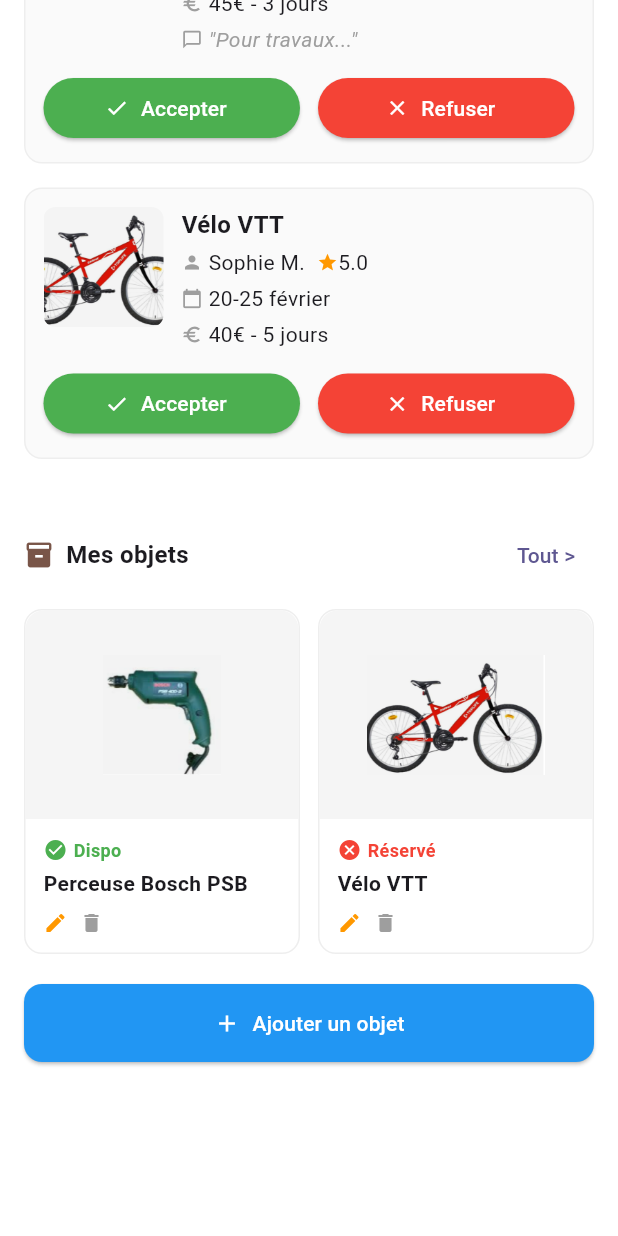
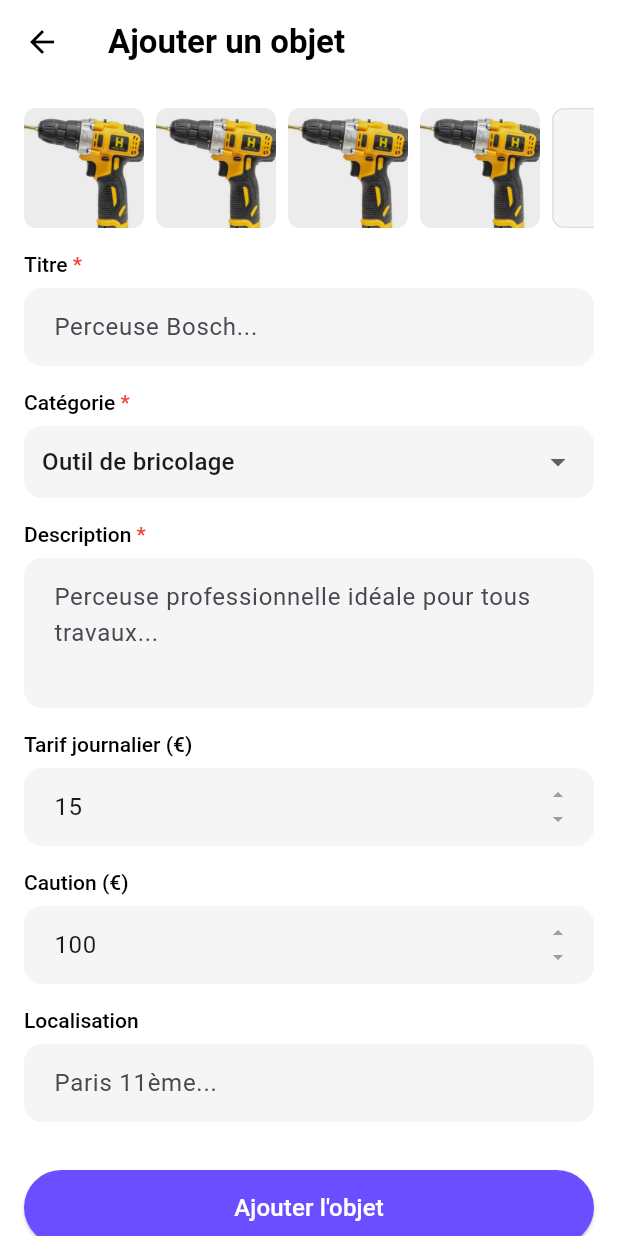
Before and after one commit to montassar2002/devmob-echange, a Flutter app: the OwnerDashboard screen opened directly, scrolled down 362 dp, after a tap on "Ajouter un objet", on a phone screen of 412 x 824 dp. Run offline on Flutter 3.47's test engine with Material 3 defaults, Android fonts, the phone set to English and light mode, and no system bars; our stand-ins replace firebase_core; accounts and stored records are empty.

Commit message:
feat(item): add create item form with image picker, category dropdown and validation

```diff
--- /dev/null
+++ b/lib/views/item/add_item_page.dart
@@ -0,0 +1,296 @@
+import 'package:flutter/material.dart';
+import '../../widgets/custom_button.dart';
+
+class AddItemPage extends StatefulWidget {
+  const AddItemPage({super.key});
+
+  @override
+  State<AddItemPage> createState() => _AddItemPageState();
+}
+
+class _AddItemPageState extends State<AddItemPage> {
+  final _formKey = GlobalKey<FormState>();
+  final _titleController = TextEditingController();
+  final _descriptionController = TextEditingController();
+  final _priceController = TextEditingController(text: '15');
+  final _cautionController = TextEditingController(text: '100');
+  final _locationController = TextEditingController();
+
+  String _selectedCategory = 'Outil de bricolage';
+
+  final List<String> _categories = [
+    'Outil de bricolage',
+    'Sport',
+    'Tech',
+    'Maison',
+    'Loisirs',
+  ];
+
+  final List<String> _photos = [
+    'assets/images/perceuse.png',
+    'assets/images/perceuse.png',
+    'assets/images/perceuse.png',
+    'assets/images/perceuse.png',
+  ];
+
+  @override
+  Widget build(BuildContext context) {
+    return Scaffold(
+      backgroundColor: Colors.white,
+      appBar: AppBar(
+        backgroundColor: Colors.white,
+        elevation: 0,
+        leading: IconButton(
+          icon: Icon(Icons.arrow_back, color: Colors.black),
+          onPressed: () => Navigator.pop(context),
+        ),
+        title: Text(
+          'Ajouter un objet',
+          style: TextStyle(
+            color: Colors.black,
+            fontWeight: FontWeight.bold,
+          ),
+        ),
+      ),
+      body: SingleChildScrollView(
+        padding: EdgeInsets.all(16),
+        child: Form(
+          key: _formKey,
+          child: Column(
+            crossAxisAlignment: CrossAxisAlignment.start,
+            children: [
+              // Photos
+              SizedBox(
+                height: 80,
+                child: ListView.builder(
+                  scrollDirection: Axis.horizontal,
+                  itemCount: _photos.length + 1,
+                  itemBuilder: (context, index) {
+                    if (index == _photos.length) {
+                      // Bouton ajouter photo
+                      return GestureDetector(
+                        onTap: () {
+                          // TODO: Ajouter une photo
+                        },
+                        child: Container(
+                          width: 80,
+                          height: 80,
+                          margin: EdgeInsets.only(right: 8),
+                          decoration: BoxDecoration(
+                            color: Colors.grey.shade100,
+                            borderRadius: BorderRadius.circular(8),
+                            border: Border.all(color: Colors.grey.shade300),
+                          ),
+                          child: Icon(Icons.add, color: Colors.grey),
+                        ),
+                      );
+                    }
+                    return Container(
+                      width: 80,
+                      height: 80,
+                      margin: EdgeInsets.only(right: 8),
+                      decoration: BoxDecoration(
+                        color: Colors.grey.shade100,
+                        borderRadius: BorderRadius.circular(8),
+                        image: DecorationImage(
+                          image: AssetImage(_photos[index]),
+                          fit: BoxFit.cover,
+                        ),
+                      ),
+                    );
+                  },
+                ),
+              ),
+              SizedBox(height: 16),
+
+              // Titre
+              _buildLabel('Titre', required: true),
+              SizedBox(height: 8),
+              _buildTextField(
+                controller: _titleController,
+                hintText: 'Perceuse Bosch...',
+                validator: (value) {
+                  if (value == null || value.isEmpty) {
+                    return 'Veuillez entrer un titre';
+                  }
+                  return null;
+                },
+              ),
+              SizedBox(height: 16),
+
+              // Catégorie
+              _buildLabel('Catégorie', required: true),
+              SizedBox(height: 8),
+              Container(
+                padding: EdgeInsets.symmetric(horizontal: 12),
+                decoration: BoxDecoration(
+                  color: Colors.grey.shade100,
+                  borderRadius: BorderRadius.circular(12),
+                ),
+                child: DropdownButtonHideUnderline(
+                  child: DropdownButton<String>(
+                    value: _selectedCategory,
+                    isExpanded: true,
+                    items: _categories.map((String category) {
+                      return DropdownMenuItem<String>(
+                        value: category,
+                        child: Text(category),
+                      );
+                    }).toList(),
+                    onChanged: (String? newValue) {
+                      setState(() {
+                        _selectedCategory = newValue!;
+                      });
+                    },
+                  ),
+                ),
+              ),
+              SizedBox(height: 16),
+
+              // Description
+              _buildLabel('Description', required: true),
+              SizedBox(height: 8),
+              _buildTextField(
+                controller: _descriptionController,
+                hintText: 'Perceuse professionnelle idéale pour tous travaux...',
+                maxLines: 3,
+                validator: (value) {
+                  if (value == null || value.isEmpty) {
+                    return 'Veuillez entrer une description';
+                  }
+                  return null;
+                },
+              ),
+              SizedBox(height: 16),
+
+              // Tarif journalier
+              _buildLabel('Tarif journalier (€)'),
+              SizedBox(height: 8),
+              _buildNumberField(
+                controller: _priceController,
+                hintText: '15',
+              ),
+              SizedBox(height: 16),
+
+              // Caution
+              _buildLabel('Caution (€)'),
+              SizedBox(height: 8),
+              _buildNumberField(
+                controller: _cautionController,
+                hintText: '100',
+              ),
+              SizedBox(height: 16),
+
+              // Localisation
+              _buildLabel('Localisation'),
+              SizedBox(height: 8),
+              _buildTextField(
+                controller: _locationController,
+                hintText: 'Paris 11ème...',
+              ),
+              SizedBox(height: 32),
+
+              // Bouton Ajouter
+              CustomButton(
+                text: 'Ajouter l\'objet',
+                onPressed: () {
+                  if (_formKey.currentState!.validate()) {
+                    // TODO: Sauvegarder l'objet
+                    ScaffoldMessenger.of(context).showSnackBar(
+                      SnackBar(
+                        content: Text('Objet ajouté avec succès !'),
+                        backgroundColor: Colors.green,
+                      ),
+                    );
+                    Navigator.pop(context);
+                  }
+                },
+              ),
+              SizedBox(height: 32),
+            ],
+          ),
+        ),
+      ),
+    );
+  }
+
+  Widget _buildLabel(String text, {bool required = false}) {
+    return RichText(
+      text: TextSpan(
+        style: TextStyle(
+          fontSize: 14,
+          fontWeight: FontWeight.w500,
+          color: Colors.black,
+        ),
+        children: [
+          TextSpan(text: text),
+          if (required)
+            TextSpan(
+              text: ' *',
+              style: TextStyle(color: Colors.red),
+            ),
+        ],
+      ),
+    );
+  }
+
+  Widget _buildTextField({
+    required TextEditingController controller,
+    required String hintText,
+    int maxLines = 1,
+    String? Function(String?)? validator,
+  }) {
+    return TextFormField(
+      controller: controller,
+      maxLines: maxLines,
+      validator: validator,
+      decoration: InputDecoration(
+        hintText: hintText,
+        filled: true,
+        fillColor: Colors.grey.shade100,
+        border: OutlineInputBorder(
+          borderRadius: BorderRadius.circular(12),
+          borderSide: BorderSide.none,
+        ),
+        contentPadding: EdgeInsets.symmetric(horizontal: 16, vertical: 14),
+      ),
+    );
+  }
+
+  Widget _buildNumberField({
+    required TextEditingController controller,
+    required String hintText,
+  }) {
+    return TextFormField(
+      controller: controller,
+      keyboardType: TextInputType.number,
+      decoration: InputDecoration(
+        hintText: hintText,
+        filled: true,
+        fillColor: Colors.grey.shade100,
+        border: OutlineInputBorder(
+          borderRadius: BorderRadius.circular(12),
+          borderSide: BorderSide.none,
+        ),
+        contentPadding: EdgeInsets.symmetric(horizontal: 16, vertical: 14),
+        suffixIcon: Column(
+          mainAxisAlignment: MainAxisAlignment.center,
+          children: [
+            Icon(Icons.arrow_drop_up, size: 16, color: Colors.grey),
+            Icon(Icons.arrow_drop_down, size: 16, color: Colors.grey),
+          ],
+        ),
+      ),
+    );
+  }
+
+  @override
+  void dispose() {
+    _titleController.dispose();
+    _descriptionController.dispose();
+    _priceController.dispose();
+    _cautionController.dispose();
+    _locationController.dispose();
+    super.dispose();
+  }
+}
--- a/lib/views/profile/owner_dashboard.dart
+++ b/lib/views/profile/owner_dashboard.dart
@@ -1,5 +1,6 @@
 import 'package:flutter/material.dart';
 import '../../models/item.dart';
+import '../item/add_item_page.dart';
 
 class OwnerDashboard extends StatefulWidget {
   const OwnerDashboard({super.key});
@@ -73,15 +74,12 @@ class _OwnerDashboardState extends State<OwnerDashboard> {
                 mainAxisAlignment: MainAxisAlignment.spaceAround,
                 children: [
                   _buildStatCard('3', 'Objets', Icons.inventory_2, Colors.red, () {
-      // TODO: Naviguer vers la liste de tous les objets
                     print('Objets cliqué');
                   }),
                   _buildStatCard('5', 'Prêts', Icons.handshake, Colors.brown, () {
-      // TODO: Naviguer vers l'historique des prêts
                     print('Prêts cliqué');
                   }),
                   _buildStatCard('4.8', 'Note', Icons.star, Colors.amber, () {
-      // TODO: Naviguer vers les avis/évaluations
                     print('Note cliqué');
                   }),
                 ],
@@ -146,12 +144,15 @@ class _OwnerDashboardState extends State<OwnerDashboard> {
               ),
               SizedBox(height: 20),
 
-              // Bouton Ajouter
+              // Bouton Ajouter - MODIFIÉ
               SizedBox(
                 width: double.infinity,
                 child: ElevatedButton.icon(
                   onPressed: () {
-                    // TODO: Naviguer vers Ajouter Objet
+                    Navigator.push(
+                      context,
+                      MaterialPageRoute(builder: (context) => AddItemPage()),
+                    );
                   },
                   icon: Icon(Icons.add),
                   label: Text('Ajouter un objet'),
```
Lines whose indentation alone changed are shown as unchanged.
